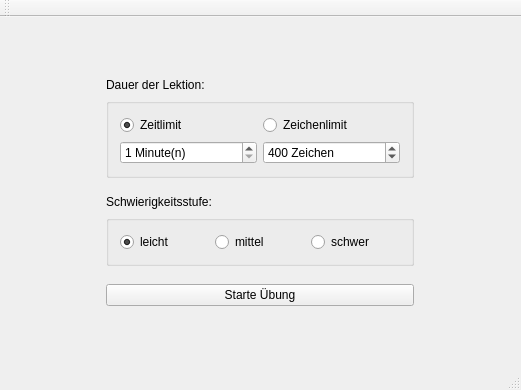
This is ABGABEN/Aufgabe03/Aufgabe_3_2/mainwindow.ui in Hasenkrug/CPlusPlus as Qt 5 draws it before an edit. The edited form follows.
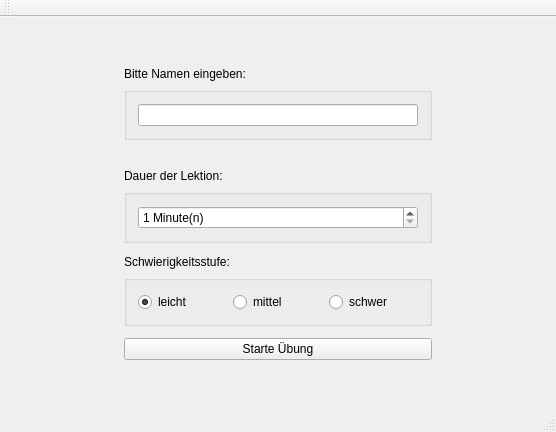
This is the edited form.

The edit to the form file:
```diff
--- a/ABGABEN/Aufgabe03/Aufgabe_3_2/mainwindow.ui
+++ b/ABGABEN/Aufgabe03/Aufgabe_3_2/mainwindow.ui
@@ -6,8 +6,8 @@
    <rect>
     <x>0</x>
     <y>0</y>
-    <width>521</width>
-    <height>390</height>
+    <width>556</width>
+    <height>432</height>
    </rect>
   </property>
   <property name="windowTitle">
@@ -19,35 +19,66 @@
   <widget class="QWidget" name="centralWidget">
    <layout class="QGridLayout" name="gridLayout_4">
     <item row="1" column="0">
+     <widget class="QWidget" name="widget" native="true">
+      <layout class="QGridLayout" name="gridLayout_5">
+       <item row="0" column="0">
      <widget class="QWidget" name="widget_3" native="true">
+         <property name="minimumSize">
+          <size>
+           <width>330</width>
+           <height>315</height>
+          </size>
+         </property>
       <property name="maximumSize">
        <size>
         <width>330</width>
-        <height>250</height>
-       </size>
-      </property>
+           <height>315</height>
+          </size>
+         </property>
+         <layout class="QGridLayout" name="gridLayout">
+          <item row="0" column="0">
+           <widget class="QLabel" name="label_3">
+            <property name="text">
+             <string>Bitte Namen eingeben:</string>
+            </property>
+           </widget>
+          </item>
+          <item row="1" column="0">
+           <widget class="QGroupBox" name="myGroupBox_3">
       <layout class="QGridLayout" name="gridLayout_3">
-       <item row="1" column="0">
+             <item row="0" column="0">
+              <widget class="QLineEdit" name="nameBox"/>
+             </item>
+            </layout>
+           </widget>
+          </item>
+          <item row="2" column="0">
+           <spacer name="verticalSpacer_3">
+            <property name="orientation">
+             <enum>Qt::Vertical</enum>
+            </property>
+            <property name="sizeType">
+             <enum>QSizePolicy::MinimumExpanding</enum>
+            </property>
+            <property name="sizeHint" stdset="0">
+             <size>
+              <width>20</width>
+              <height>23</height>
+             </size>
+            </property>
+           </spacer>
+          </item>
+          <item row="3" column="0">
+           <widget class="QLabel" name="label_2">
+            <property name="text">
+             <string>Dauer der Lektion:</string>
+            </property>
+           </widget>
+          </item>
+          <item row="4" column="0">
         <widget class="QGroupBox" name="myGroupBox_2">
          <layout class="QGridLayout" name="gridLayout_2">
           <item row="0" column="0">
-           <widget class="QRadioButton" name="timeLimit">
-            <property name="text">
-             <string>Zeitlimit</string>
-            </property>
-            <property name="checked">
-             <bool>true</bool>
-            </property>
-           </widget>
-          </item>
-          <item row="0" column="1">
-           <widget class="QRadioButton" name="hitLimit">
-            <property name="text">
-             <string>Zeichenlimit</string>
-            </property>
-           </widget>
-          </item>
-          <item row="1" column="0">
            <widget class="QDoubleSpinBox" name="timeBox">
             <property name="inputMethodHints">
              <set>Qt::ImhNone</set>
@@ -84,39 +115,17 @@
             </property>
            </widget>
           </item>
-          <item row="1" column="1">
-           <widget class="QDoubleSpinBox" name="hitBox">
-            <property name="readOnly">
-             <bool>false</bool>
-            </property>
-            <property name="suffix">
-             <string> Zeichen</string>
-            </property>
-            <property name="decimals">
-             <number>0</number>
-            </property>
-            <property name="minimum">
-             <double>200.000000000000000</double>
-            </property>
-            <property name="maximum">
-             <double>1000.000000000000000</double>
-            </property>
-            <property name="singleStep">
-             <double>100.000000000000000</double>
-            </property>
-            <property name="value">
-             <double>400.000000000000000</double>
-            </property>
-           </widget>
-          </item>
          </layout>
         </widget>
        </item>
        <item row="5" column="0">
-        <spacer name="verticalSpacer_2">
+           <spacer name="verticalSpacer">
          <property name="orientation">
           <enum>Qt::Vertical</enum>
          </property>
+            <property name="sizeType">
+             <enum>QSizePolicy::Maximum</enum>
+            </property>
          <property name="sizeHint" stdset="0">
           <size>
            <width>20</width>
@@ -125,7 +134,14 @@
          </property>
         </spacer>
        </item>
-       <item row="4" column="0">
+          <item row="6" column="0">
+           <widget class="QLabel" name="label">
+            <property name="text">
+             <string>Schwierigkeitsstufe:</string>
+            </property>
+           </widget>
+          </item>
+          <item row="7" column="0">
         <widget class="QGroupBox" name="myGroupBox">
          <layout class="QHBoxLayout" name="horizontalLayout">
           <item>
@@ -155,18 +171,14 @@
          </layout>
         </widget>
        </item>
-       <item row="3" column="0">
-        <widget class="QLabel" name="label">
-         <property name="text">
-          <string>Schwierigkeitsstufe:</string>
-         </property>
-        </widget>
-       </item>
-       <item row="2" column="0">
-        <spacer name="verticalSpacer">
+          <item row="8" column="0">
+           <spacer name="verticalSpacer_2">
          <property name="orientation">
           <enum>Qt::Vertical</enum>
          </property>
+            <property name="sizeType">
+             <enum>QSizePolicy::Maximum</enum>
+            </property>
          <property name="sizeHint" stdset="0">
           <size>
            <width>20</width>
@@ -175,18 +187,14 @@
          </property>
         </spacer>
        </item>
-       <item row="6" column="0">
+          <item row="9" column="0">
         <widget class="QPushButton" name="startLessonButton">
          <property name="text">
           <string>Starte Übung</string>
          </property>
         </widget>
        </item>
-       <item row="0" column="0">
-        <widget class="QLabel" name="label_2">
-         <property name="text">
-          <string>Dauer der Lektion:</string>
-         </property>
+         </layout>
         </widget>
        </item>
       </layout>
```
Left out of the diff: 2 changed lines with no effect on the pictures. Lines whose indentation alone changed are shown as unchanged.
